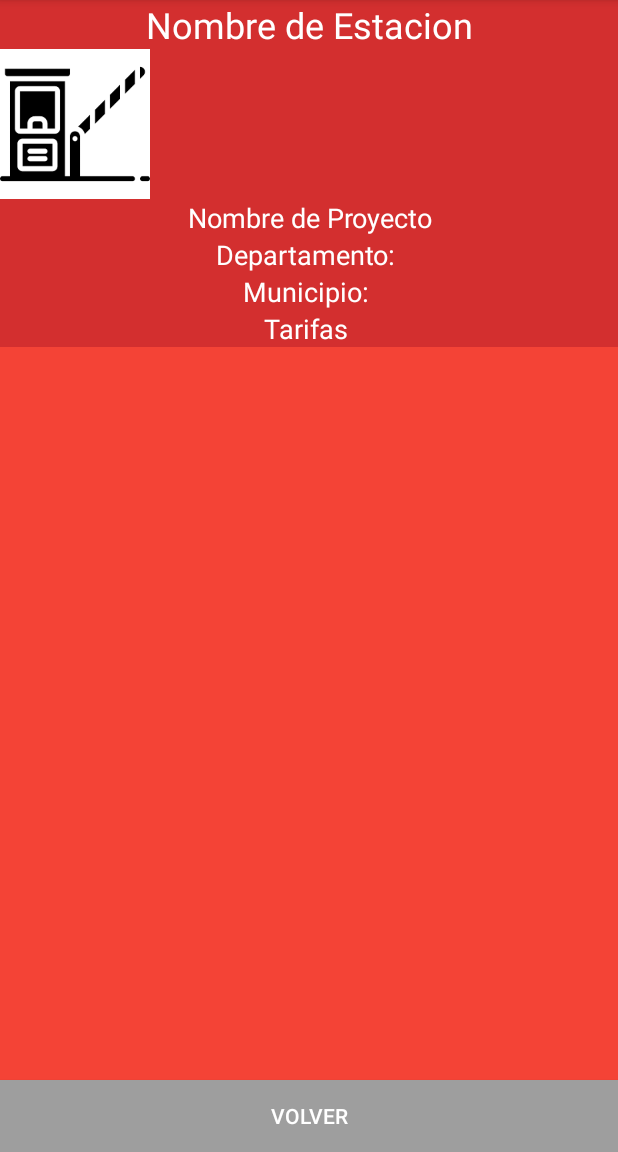
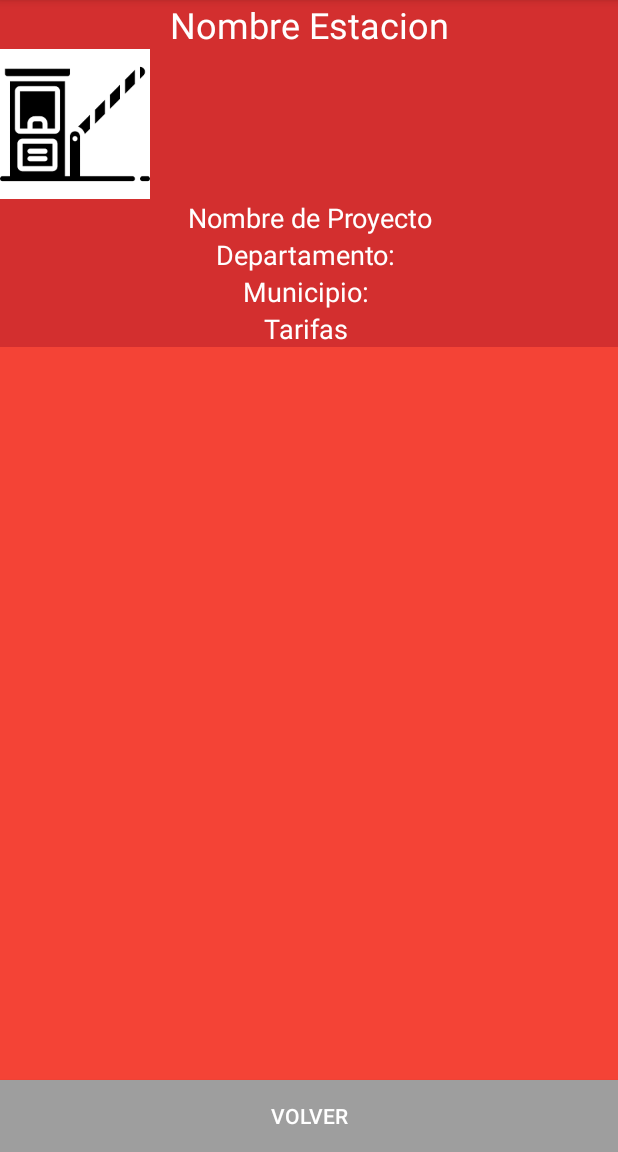
Before and after one commit to Pit2106/tollOpenData, an Android app: the TollView screen opened directly, with no data from a screen before it, on a phone screen of 412 x 824 dp, the part 84-1236 px from its top. Run offline under Robolectric (Android 15) with nearby library versions, the phone set to English and light mode, and no system bars; 39 statements that could not run were skipped.

Commit message:
Change title

```diff
--- a/app/src/main/res/layout/activity_toll_view.xml
+++ b/app/src/main/res/layout/activity_toll_view.xml
@@ -14,7 +14,7 @@
         android:gravity="center"
         android:layout_alignParentTop="true"
         android:layout_centerInParent="true"
-        android:text="Nombre de Estacion"/>
+        android:text="Nombre Estacion"/>
 
     <ImageView
         android:id="@+id/imgLogo"
```
